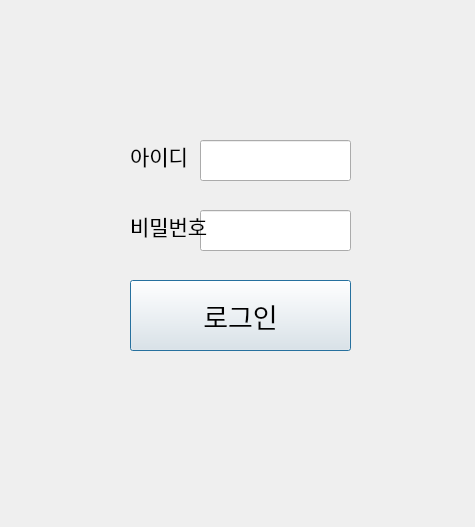
Above: 07.GUI/login.ui from kwonkijun/k-digital4 before the change. Below: the same form after it.
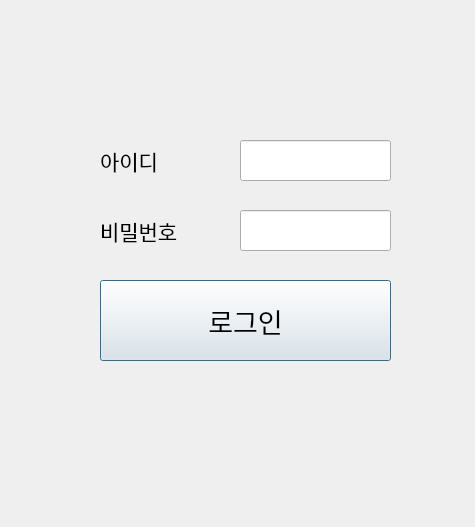
That is the form after the change.

```diff
--- a/07.GUI/login.ui
+++ b/07.GUI/login.ui
@@ -16,10 +16,10 @@
   <widget class="QPushButton" name="login_btn">
    <property name="geometry">
     <rect>
-     <x>130</x>
+     <x>100</x>
      <y>280</y>
-     <width>221</width>
-     <height>71</height>
+     <width>291</width>
+     <height>81</height>
     </rect>
    </property>
    <property name="font">
@@ -35,10 +35,10 @@
   <widget class="QLabel" name="label">
    <property name="geometry">
     <rect>
-     <x>130</x>
+     <x>100</x>
      <y>140</y>
-     <width>81</width>
-     <height>31</height>
+     <width>121</width>
+     <height>41</height>
     </rect>
    </property>
    <property name="font">
@@ -54,7 +54,7 @@
   <widget class="QLineEdit" name="id">
    <property name="geometry">
     <rect>
-     <x>200</x>
+     <x>240</x>
      <y>140</y>
      <width>151</width>
      <height>41</height>
@@ -64,7 +64,7 @@
   <widget class="QLineEdit" name="pw">
    <property name="geometry">
     <rect>
-     <x>200</x>
+     <x>240</x>
      <y>210</y>
      <width>151</width>
      <height>41</height>
@@ -74,10 +74,10 @@
   <widget class="QLabel" name="label_2">
    <property name="geometry">
     <rect>
-     <x>130</x>
+     <x>100</x>
      <y>210</y>
-     <width>81</width>
-     <height>31</height>
+     <width>131</width>
+     <height>41</height>
     </rect>
    </property>
    <property name="font">
```
